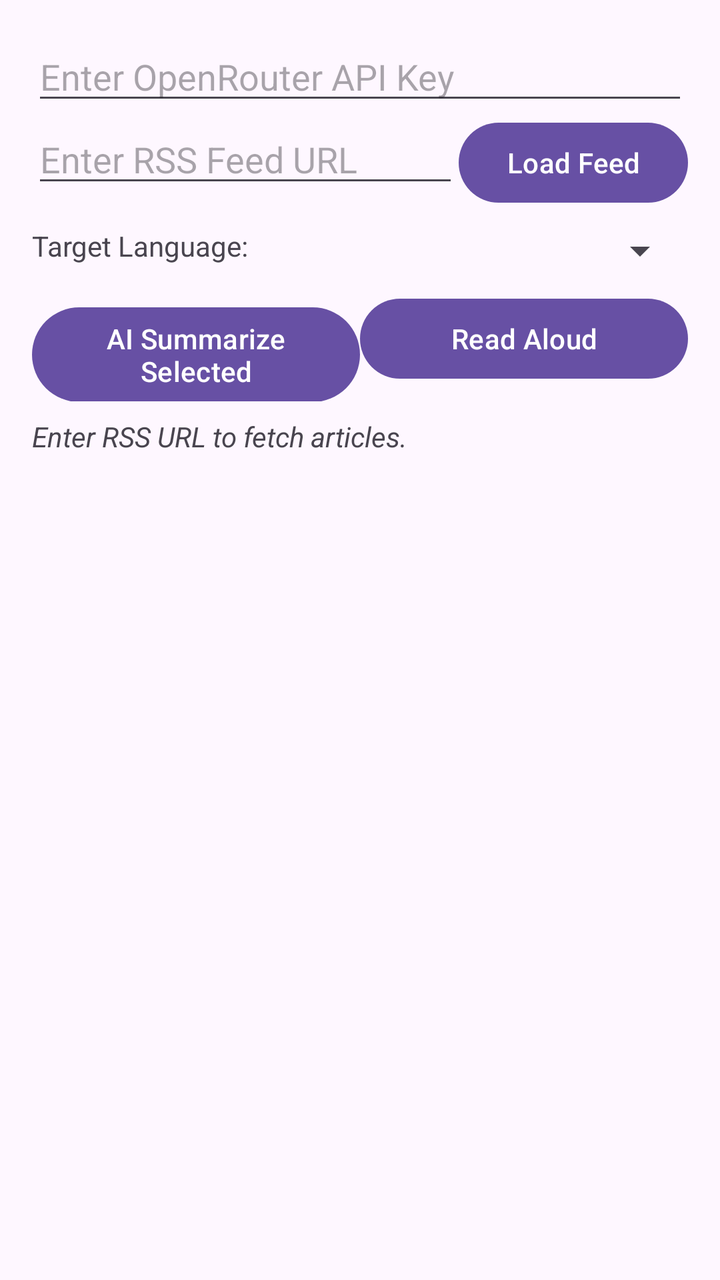
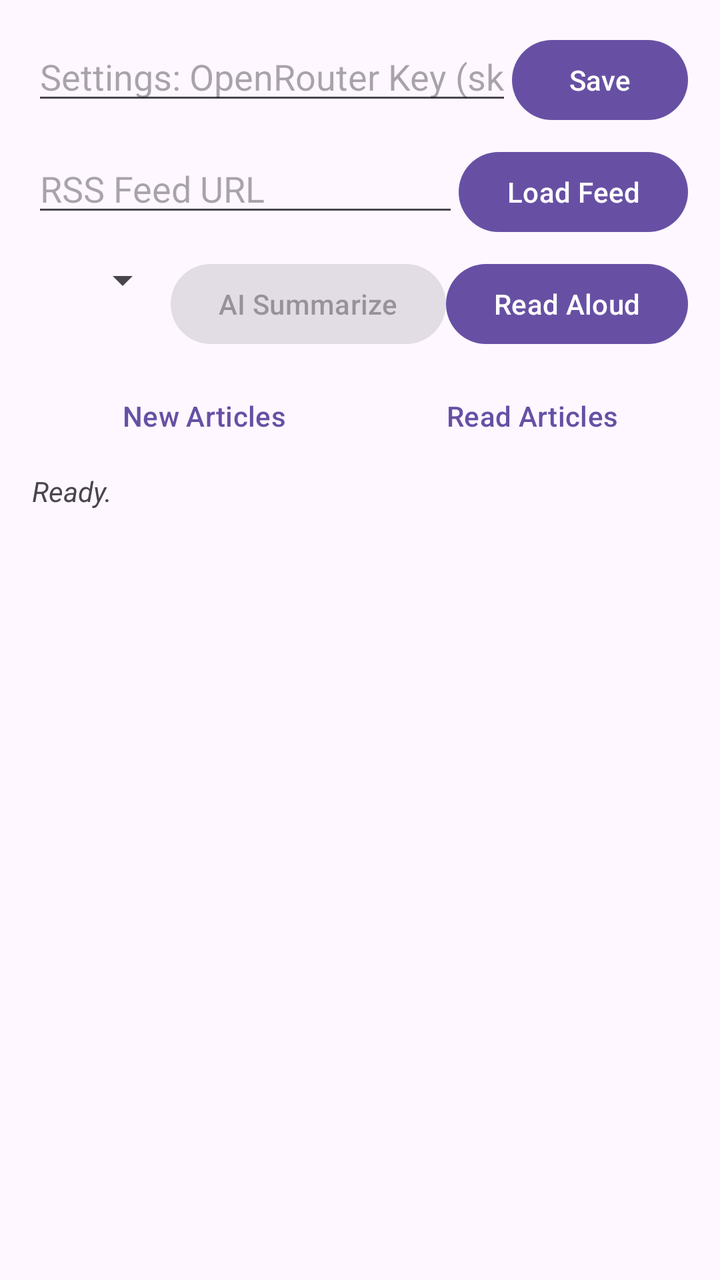

Two renders of the same Android screen: before a commit and after it. Below are the layout's source before the change and the commit's diff.
<!-- AndroidManifest.xml: application theme Theme.Material3.DayNight.NoActionBar -->
<!-- res/layout/activity_main.xml -->
<?xml version="1.0" encoding="utf-8"?>
<LinearLayout xmlns:android="http://schemas.android.com/apk/res/android"
    android:layout_width="match_parent"
    android:layout_height="match_parent"
    android:orientation="vertical"
    android:padding="16dp">

    <EditText
        android:id="@+id/apiKeyInput"
        android:layout_width="match_parent"
        android:layout_height="wrap_content"
        android:hint="Enter OpenRouter API Key"
        android:inputType="textPassword" />

    <LinearLayout
        android:layout_width="match_parent"
        android:layout_height="wrap_content"
        android:orientation="horizontal">

        <EditText
            android:id="@+id/rssUrlInput"
            android:layout_width="0dp"
            android:layout_height="wrap_content"
            android:layout_weight="1"
            android:hint="Enter RSS Feed URL" />

        <Button
            android:id="@+id/btnLoadFeed"
            android:layout_width="wrap_content"
            android:layout_height="wrap_content"
            android:text="Load Feed" />
    </LinearLayout>

    
    <LinearLayout
        android:layout_width="match_parent"
        android:layout_height="wrap_content"
        android:orientation="horizontal"
        android:layout_marginTop="8dp">

        <TextView
            android:layout_width="wrap_content"
            android:layout_height="wrap_content"
            android:text="Target Language: " />

        <Spinner
            android:id="@+id/languageSpinner"
            android:layout_width="match_parent"
            android:layout_height="wrap_content" />
    </LinearLayout>

    <LinearLayout
        android:layout_width="match_parent"
        android:layout_height="wrap_content"
        android:orientation="horizontal"
        android:layout_marginTop="8dp">

        <Button
            android:id="@+id/btnSummarize"
            android:layout_width="0dp"
            android:layout_height="wrap_content"
            android:layout_weight="1"
            android:text="AI Summarize Selected" />

        <Button
            android:id="@+id/btnSpeak"
            android:layout_width="0dp"
            android:layout_height="wrap_content"
            android:layout_weight="1"
            android:text="Read Aloud" />
    </LinearLayout>

    <TextView
        android:id="@+id/statusText"
        android:layout_width="match_parent"
        android:layout_height="wrap_content"
        android:paddingTop="8dp"
        android:text="Enter RSS URL to fetch articles."
        android:textStyle="italic" />

    <ScrollView
        android:layout_width="match_parent"
        android:layout_height="match_parent"
        android:layout_marginTop="8dp">

        <TextView
            android:id="@+id/summaryText"
            android:layout_width="match_parent"
            android:layout_height="wrap_content"
            android:textSize="15sp" />
    </ScrollView>

</LinearLayout>
<!-- resources referenced by this layout -->
<resources>

</resources>

<!-- the commit's change to res/layout/activity_main.xml (unified diff, before → after) -->
@@ -5,24 +5,40 @@
     android:orientation="vertical"
     android:padding="16dp">
 
-    <EditText
-        android:id="@+id/apiKeyInput"
-        android:layout_width="match_parent"
-        android:layout_height="wrap_content"
-        android:hint="Enter OpenRouter API Key"
-        android:inputType="textPassword" />
-
+    
     <LinearLayout
         android:layout_width="match_parent"
         android:layout_height="wrap_content"
         android:orientation="horizontal">
 
         <EditText
+            android:id="@+id/apiKeyInput"
+            android:layout_width="0dp"
+            android:layout_height="wrap_content"
+            android:layout_weight="1"
+            android:hint="Settings: OpenRouter Key (sk-or-...)"
+            android:inputType="textPassword" />
+
+        <Button
+            android:id="@+id/btnSaveKey"
+            android:layout_width="wrap_content"
+            android:layout_height="wrap_content"
+            android:text="Save" />
+    </LinearLayout>
+
+    
+    <LinearLayout
+        android:layout_width="match_parent"
+        android:layout_height="wrap_content"
+        android:orientation="horizontal"
+        android:layout_marginTop="8dp">
+
+        <EditText
             android:id="@+id/rssUrlInput"
             android:layout_width="0dp"
             android:layout_height="wrap_content"
             android:layout_weight="1"
-            android:hint="Enter RSS Feed URL" />
+            android:hint="RSS Feed URL" />
 
         <Button
             android:id="@+id/btnLoadFeed"
@@ -38,17 +54,27 @@
         android:orientation="horizontal"
         android:layout_marginTop="8dp">
 
-        <TextView
+        <Spinner
+            android:id="@+id/languageSpinner"
+            android:layout_width="0dp"
+            android:layout_height="wrap_content"
+            android:layout_weight="1" />
+
+        <Button
+            android:id="@+id/btnSummarize"
             android:layout_width="wrap_content"
             android:layout_height="wrap_content"
-            android:text="Target Language: " />
+            android:enabled="false"
+            android:text="AI Summarize" />
 
-        <Spinner
-            android:id="@+id/languageSpinner"
-            android:layout_width="match_parent"
-            android:layout_height="wrap_content" />
+        <Button
+            android:id="@+id/btnSpeak"
+            android:layout_width="wrap_content"
+            android:layout_height="wrap_content"
+            android:text="Read Aloud" />
     </LinearLayout>
 
+    
     <LinearLayout
         android:layout_width="match_parent"
         android:layout_height="wrap_content"
@@ -56,26 +82,28 @@
         android:layout_marginTop="8dp">
 
         <Button
-            android:id="@+id/btnSummarize"
+            android:id="@+id/btnTabNew"
+            style="?android:attr/buttonBarButtonStyle"
             android:layout_width="0dp"
             android:layout_height="wrap_content"
             android:layout_weight="1"
-            android:text="AI Summarize Selected" />
+            android:text="New Articles" />
 
         <Button
-            android:id="@+id/btnSpeak"
+            android:id="@+id/btnTabRead"
+            style="?android:attr/buttonBarButtonStyle"
             android:layout_width="0dp"
             android:layout_height="wrap_content"
             android:layout_weight="1"
-            android:text="Read Aloud" />
+            android:text="Read Articles" />
     </LinearLayout>
 
     <TextView
         android:id="@+id/statusText"
         android:layout_width="match_parent"
         android:layout_height="wrap_content"
-        android:paddingTop="8dp"
-        android:text="Enter RSS URL to fetch articles."
+        android:paddingTop="4dp"
+        android:text="Ready."
         android:textStyle="italic" />
 
     <ScrollView
@@ -84,7 +112,7 @@
         android:layout_marginTop="8dp">
 
         <TextView
-            android:id="@+id/summaryText"
+            android:id="@+id/contentDisplay"
             android:layout_width="match_parent"
             android:layout_height="wrap_content"
             android:textSize="15sp" />
